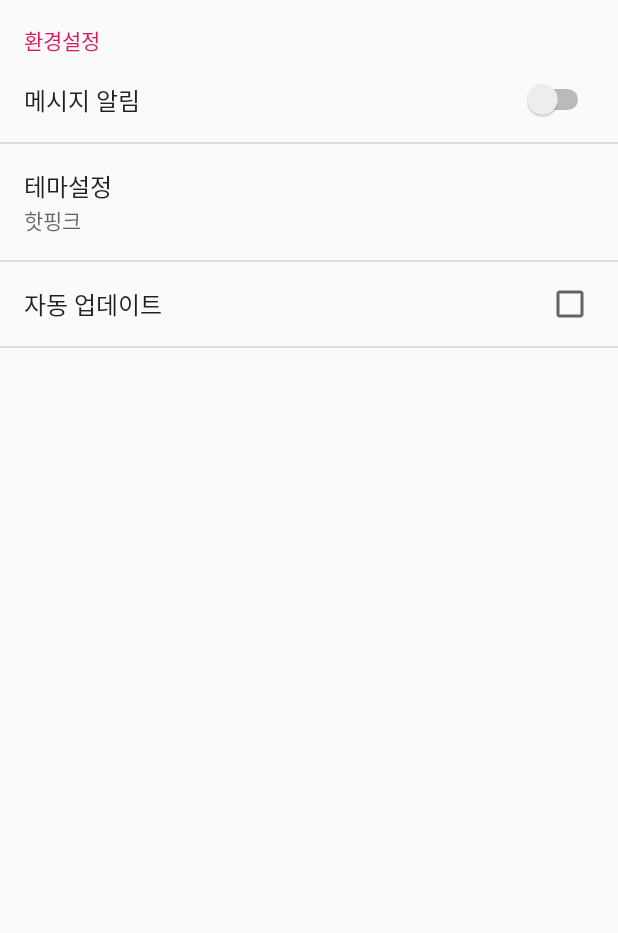
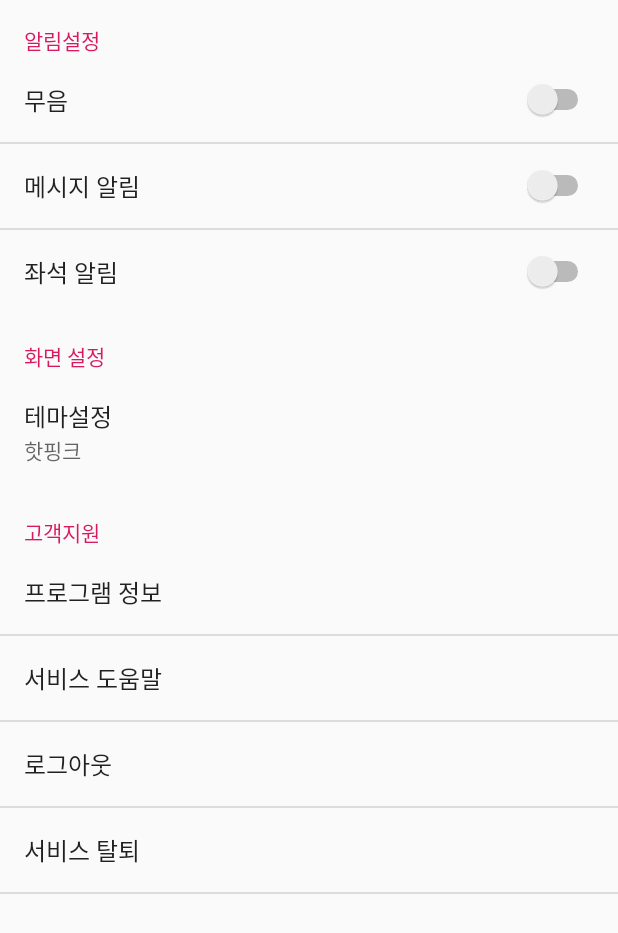
Before and after one commit to premom/premom-android-kt, an Android app: the SettingActivity screen opened directly, with no data from a screen before it, on a phone screen of 412 x 824 dp. Shown: the top 933 px of the screen. Run offline under Robolectric (Android 15) with nearby library versions, the phone set to English and light mode, and no system bars.

Commit message:
setting츄가

```diff
--- a/app/src/main/java/com/premom/www/premom3/SettingPreferenceFragment.java
+++ b/app/src/main/java/com/premom/www/premom3/SettingPreferenceFragment.java
@@ -5,6 +5,7 @@ import android.preference.ListPreference;
 import android.preference.PreferenceFragment;
 import android.preference.PreferenceManager;
 import android.support.annotation.Nullable;
+import android.widget.BaseAdapter;
 
 public class SettingPreferenceFragment extends PreferenceFragment{
     SharedPreferences prefs;
@@ -33,7 +34,7 @@ public class SettingPreferenceFragment extends PreferenceFragment{
         public void onSharedPreferenceChanged(SharedPreferences sharedPreferences, String key) {
             if(key.equals("theme_list")){
                 themePreference.setSummary(prefs.getString("theme_list","핫핑크"));
-            }
+                }
         }
     };
 
--- a/app/src/main/res/xml/setting_preference.xml
+++ b/app/src/main/res/xml/setting_preference.xml
@@ -1,10 +1,33 @@
 <?xml version="1.0" encoding="utf-8"?>
 <PreferenceScreen xmlns:android="http://schemas.android.com/apk/res/android">
 
-    <PreferenceCategory android:title = "환경설정">
+
+
+
+    <PreferenceCategory android:title = "알림설정">
+
+
+        <SwitchPreference
+            android:key = "silent"
+            android:title = "무음"/>
+
         <SwitchPreference
             android:key = "message"
             android:title = "메시지 알림"/>
+
+        <SwitchPreference
+            android:key = "message"
+            android:title = "좌석 알림"/>
+
+
+        <!--<CheckBoxPreference-->
+            <!--android:key = "update"-->
+            <!--android:title = "자동 업데이트"/>-->
+
+
+    </PreferenceCategory>
+
+    <PreferenceCategory android:title = "화면 설정">
 
         <ListPreference
             android:entries = "@array/theme_color"
@@ -13,11 +36,22 @@
             android:summary="핫핑크"
             android:title="테마설정"/>
 
-        <CheckBoxPreference
-            android:key = "update"
-            android:title = "자동 업데이트"/>
+
+
+    </PreferenceCategory>
+
+    <PreferenceCategory android:title = "고객지원">
+        <ListPreference
+            android:title="프로그램 정보"/>
+        <ListPreference
+            android:title="서비스 도움말"/>
+        <ListPreference
+            android:title = "로그아웃"/>
+        <ListPreference
+            android:title = "서비스 탈퇴"/>
 
     </PreferenceCategory>
 
 
+
 </PreferenceScreen>
```
Also changed, not shown: app/src/main/res/layout/activity_setting.xml (+7 -7 lines).
